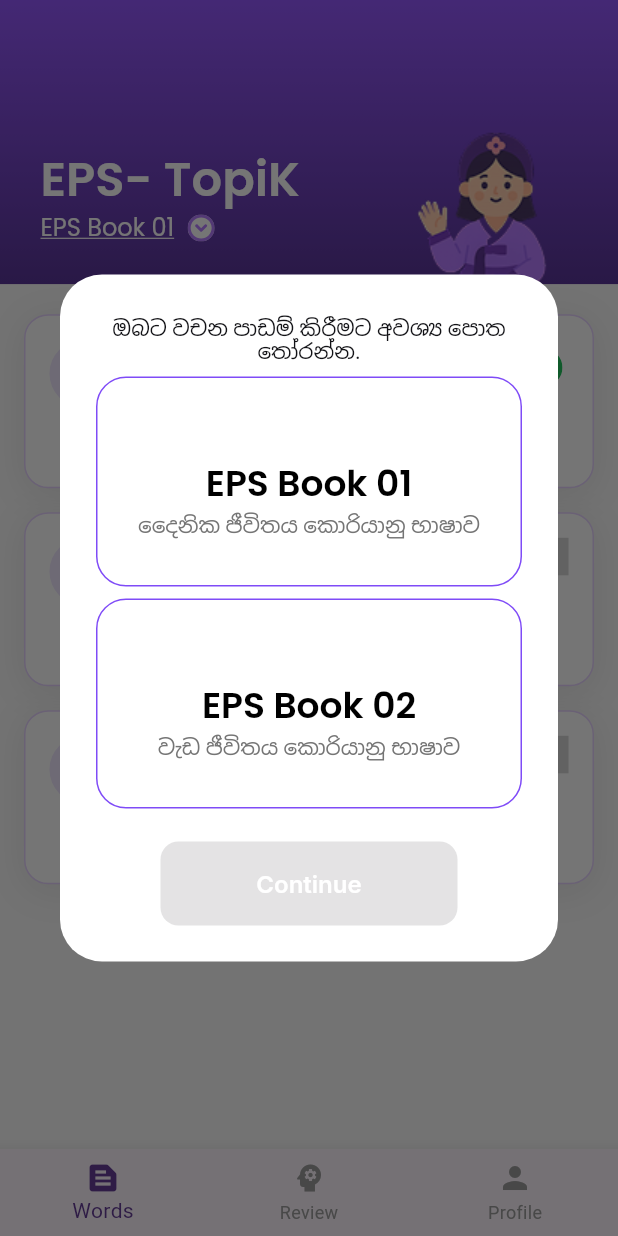
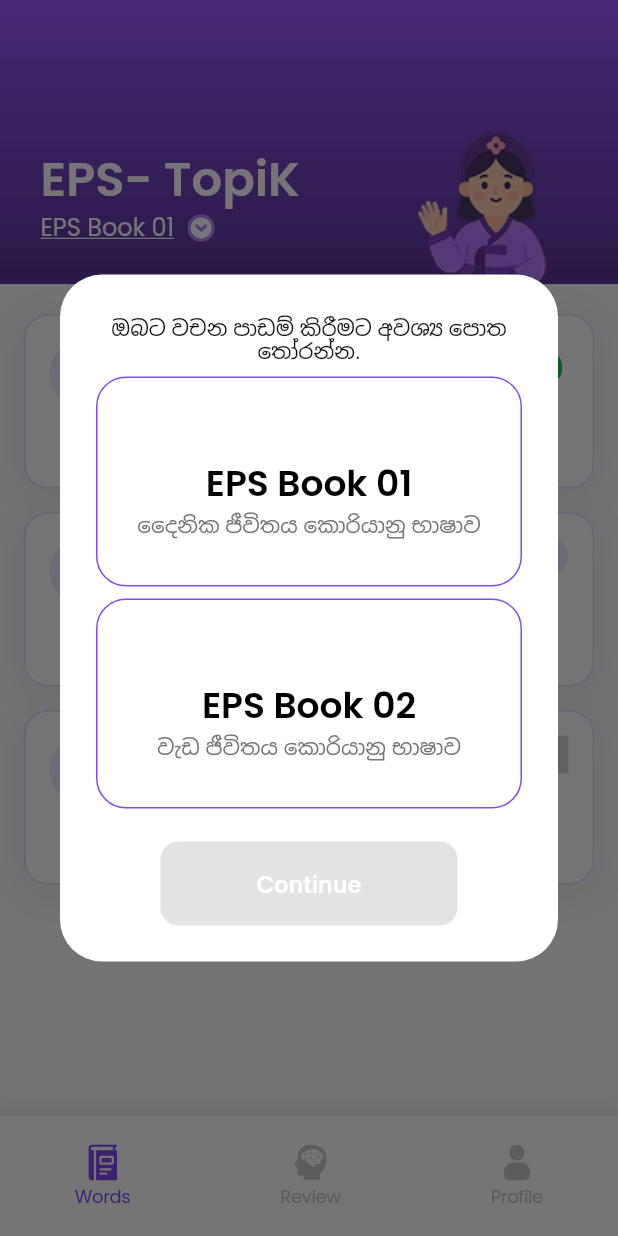
Before and after one commit to Himashirathnayake1/Korean-master, a Flutter app: the EpsTopikScreen screen opened by its route, after a tap on an icon or button, on a phone screen of 412 x 824 dp. Run offline on Flutter 3.47's test engine with Material 3 defaults, Android fonts, the phone set to English and light mode, and no system bars; our stand-ins replace flutter_svg, google_fonts; Roboto replaces fonts that are missing (FMGanganee).

Commit message:
feat: Add custom bottom navigation bar and update screens
- Implemented a custom bottom navigation bar with SVG icons for navigation.
- Converted EpsTopikScreen and WordsScreen from StatelessWidget to StatefulWidget to manage navigation state.
- Updated EpsTopikScreen to use the new CustomBottomNavigationBar.
- Refactored WordsScreen to utilize AppTheme for text styles and improved layout.
- Added new SVG icons for check and review selected states.
- Updated pubspec.yaml to include new icon assets.

```diff
--- a/lib/screens/eps_topik_screen.dart
+++ b/lib/screens/eps_topik_screen.dart
@@ -4,10 +4,18 @@ import 'package:korean_master/themes/app_theme.dart';
 import 'package:korean_master/widgets/eps_topik/book_selection_popup.dart';
 import 'package:korean_master/widgets/eps_topik/lesson_card.dart';
 import 'package:korean_master/models/lesson.dart';
+import 'package:korean_master/widgets/common/custom_bottom_navigation_bar.dart';
 
-class EpsTopikScreen extends StatelessWidget {
+class EpsTopikScreen extends StatefulWidget {
   final String selectedBook;
   const EpsTopikScreen({super.key, this.selectedBook = 'EPS Book 01'});
+
+  @override
+  State<EpsTopikScreen> createState() => _EpsTopikScreenState();
+}
+
+class _EpsTopikScreenState extends State<EpsTopikScreen> {
+  int _currentBottomNavIndex = 0;
 
   @override
   Widget build(BuildContext context) {
@@ -77,7 +85,10 @@ class EpsTopikScreen extends StatelessWidget {
                             // Book title
                             Row(
                               children: [
-                                Text(selectedBook, style: AppTheme.titleMedium),
+                                Text(
+                                  widget.selectedBook,
+                                  style: AppTheme.titleMedium,
+                                ),
                                 const SizedBox(width: 8),
                                 Container(
                                   padding: const EdgeInsets.all(1),
@@ -159,22 +170,28 @@ class EpsTopikScreen extends StatelessWidget {
         ],
       ),
 
-      // Bottom navigation
-      bottomNavigationBar: BottomNavigationBar(
-        selectedItemColor: AppTheme.primaryPurple,
-        unselectedItemColor: Colors.grey,
-        currentIndex: 0,
-        items: const [
-          BottomNavigationBarItem(
-            icon: Icon(Icons.text_snippet),
-            label: 'Words',
-          ),
-          BottomNavigationBarItem(
-            icon: Icon(Icons.psychology),
-            label: 'Review',
-          ),
-          BottomNavigationBarItem(icon: Icon(Icons.person), label: 'Profile'),
-        ],
+      // Custom Bottom
+      bottomNavigationBar: CustomBottomNavigationBar(
+        currentIndex: _currentBottomNavIndex,
+        onTap: (index) {
+          setState(() {
+            _currentBottomNavIndex = index;
+          });
+
+          // Handle navigation based on index
+          switch (index) {
+            case 0:
+              // Words
+              break;
+            case 1:
+              // Review
+
+              break;
+            case 2:
+              // Profile
+              break;
+          }
+        },
       ),
     );
   }
--- a/lib/themes/app_theme.dart
+++ b/lib/themes/app_theme.dart
@@ -269,10 +269,12 @@ class AppTheme {
     color: darkGray,
   );
 
-  static const TextStyle bodyMedium = TextStyle(
-    fontSize: 14,
-    fontWeight: FontWeight.normal,
-    color: darkGray,
+  static TextStyle bodyMedium = GoogleFonts.poppins(
+    fontWeight: FontWeight.w500,
+    fontSize: 16,
+    color: AppTheme.white,
+    height: 19.2 / 16,
+    letterSpacing: -0.24,
   );
 
   static const TextStyle bodySmall = TextStyle(
@@ -309,7 +311,6 @@ class AppTheme {
     letterSpacing: 0,
   );
   static TextStyle subTitleText = GoogleFonts.poppins(
-
     fontWeight: FontWeight.w600,
     fontStyle: FontStyle.normal,
     fontSize: 24,
@@ -358,7 +359,38 @@ class AppTheme {
     height: 1.0,
     letterSpacing: 0,
   );
-
+  static TextStyle normalKoreanText = GoogleFonts.poppins(
+    fontSize: 16,
+    fontWeight: FontWeight.w500,
+    fontStyle: FontStyle.normal,
+    color: Color(0xFF000000),
+    height: 19.2 / 16,
+    letterSpacing: -0.24,
+  );
+  static TextStyle normalSinhalaText = GoogleFonts.poppins(
+    fontWeight: FontWeight.w400,
+    fontSize: 14,
+    color: Color(0xFF7C809E),
+    height: 16.8 / 14,
+    letterSpacing: -0.24,
+  );
+  static TextStyle apparTitleSinhala = TextStyle(
+    fontFamily: 'FMGanganee',
+    fontWeight: FontWeight.w400,
+    fontStyle: FontStyle.normal,
+    fontSize: 20,
+    color: Color(0xFFFFFFFF),
+    height: 1.0,
+    letterSpacing: 0,
+  );
+  static TextStyle apparKorean = GoogleFonts.nunito(
+    fontWeight: FontWeight.w600,
+    fontStyle: FontStyle.normal,
+    fontSize: 20,
+    color: Color(0xFFFFFFFF),
+    height: 1.0,
+    letterSpacing: 0,
+  );
   // Button styles
   static final ButtonStyle primaryButtonStyle = ElevatedButton.styleFrom(
     backgroundColor: primaryPurple,
--- /dev/null
+++ b/lib/widgets/common/custom_bottom_navigation_bar.dart
@@ -0,0 +1,95 @@
+import 'package:flutter/material.dart';
+import 'package:flutter_svg/flutter_svg.dart';
+
+class CustomBottomNavigationBar extends StatelessWidget {
+  final int currentIndex;
+  final Function(int) onTap;
+
+  const CustomBottomNavigationBar({
+    super.key,
+    required this.currentIndex,
+    required this.onTap,
+  });
+
+  @override
+  Widget build(BuildContext context) {
+    return Container(
+      height: 80,
+      decoration: BoxDecoration(
+        color: Colors.white,
+        boxShadow: [
+          BoxShadow(
+            color: Colors.black.withValues(alpha: 0.1),
+            blurRadius: 10,
+            offset: const Offset(0, -2),
+          ),
+        ],
+      ),
+      child: SafeArea(
+        child: Row(
+          mainAxisAlignment: MainAxisAlignment.spaceAround,
+          children: [
+            _buildNavItem(
+              index: 0,
+              normalIcon: 'assets/icons/word.svg',
+              selectedIcon: 'assets/icons/word_selected.svg',
+              label: 'Words',
+            ),
+            _buildNavItem(
+              index: 1,
+              normalIcon: 'assets/icons/review.svg',
+              selectedIcon: 'assets/icons/review_selected.svg',
+              label: 'Review',
+            ),
+            _buildNavItem(
+              index: 2,
+              normalIcon: 'assets/icons/profile.svg',
+              selectedIcon: 'assets/icons/profile_selected.svg',
+              label: 'Profile',
+            ),
+          ],
+        ),
+      ),
+    );
+  }
+
+  Widget _buildNavItem({
+    required int index,
+    required String normalIcon,
+    required String selectedIcon,
+    required String label,
+  }) {
+    final isSelected = currentIndex == index;
+
+    return GestureDetector(
+      onTap: () => onTap(index),
+      child: Container(
+        padding: const EdgeInsets.symmetric(horizontal: 16, vertical: 8),
+        child: Column(
+          mainAxisSize: MainAxisSize.min,
+          children: [
+            SvgPicture.asset(
+              isSelected ? selectedIcon : normalIcon,
+              width: 24,
+              height: 24,
+
+            ),
+            const SizedBox(height: 4),
+            Text(
+              label,
+              style: TextStyle(
+                fontFamily: 'Poppins',
+                fontSize: 12,
+                fontWeight: FontWeight.w400,
+                color:
+                    isSelected
+                        ? const Color(0xFF7F4BF7)
+                        : const Color(0xFFC9C9C9),
+              ),
+            ),
+          ],
+        ),
+      ),
+    );
+  }
+}
--- a/lib/widgets/eps_topik/book_selection_popup.dart
+++ b/lib/widgets/eps_topik/book_selection_popup.dart
@@ -100,10 +100,10 @@ class _BookSelectionPopupState extends State<BookSelectionPopup> {
           mainAxisAlignment: MainAxisAlignment.center,
           crossAxisAlignment: CrossAxisAlignment.center,
           children: [
-            // Always reserve space for the check icon
+
             Container(
               alignment: Alignment.centerRight,
-              height: 25, // Fixed height to maintain consistency
+              height: 25,
               child:
                   isSelected
                       ? SizedBox(
--- a/lib/widgets/eps_topik/lesson_card.dart
+++ b/lib/widgets/eps_topik/lesson_card.dart
@@ -85,7 +85,6 @@ class LessonCard extends StatelessWidget {
 
             const SizedBox(height: 16),
 
-            // Separate row for word count and progress bar
             Padding(
               padding: const EdgeInsets.all(4.0),
               child: Row(
--- a/pubspec.yaml
+++ b/pubspec.yaml
@@ -62,6 +62,7 @@ flutter:
   # To add assets to your application, add an assets section, like this:
   assets:
     - assets/images/
+    - assets/icons/
 
   # An image asset can refer to one or more resolution-specific "variants", see
   # https://flutter.dev/to/resolution-aware-images
```
Also changed, not shown: lib/screens/words_screen.dart (+37 -61 lines), assets/icons/check copy.svg (added), assets/icons/review_selected.svg (added).
